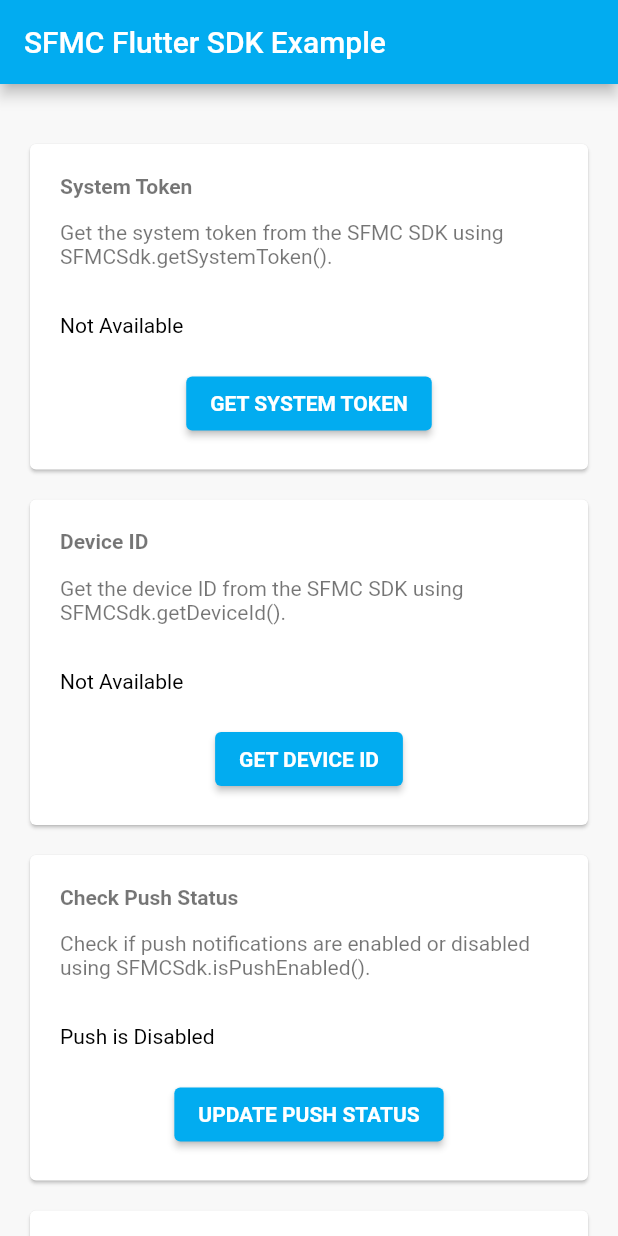
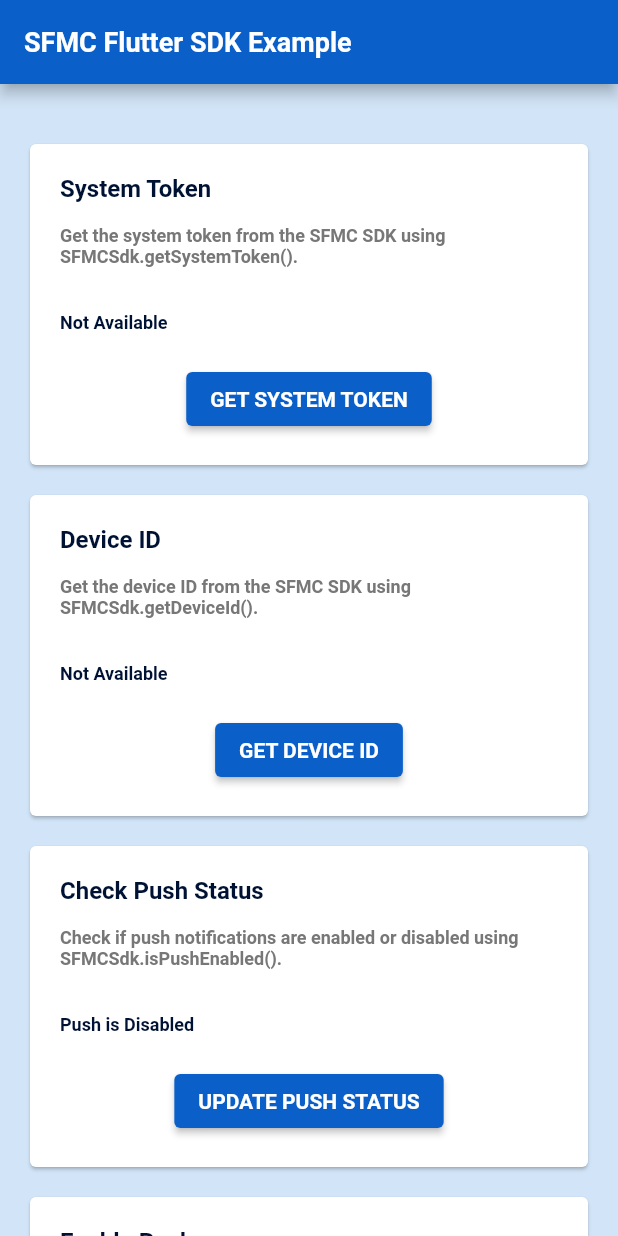
Before and after one commit to salesforce-marketingcloud/sdk-flutter-plugin, a Flutter app: the screen it shows after launch, on a phone screen of 412 x 824 dp. Run offline on Flutter 3.47's test engine with Material 2 defaults, Android fonts, the phone set to English and light mode, and no system bars; our stand-ins replace fluttertoast, plugin_platform_interface.

Commit message:
Fix colors due to flutter upgrade.

```diff
--- a/example/lib/main.dart
+++ b/example/lib/main.dart
@@ -200,7 +200,7 @@ class _MyAppState extends State<MyApp> {
         toastLength: Toast.LENGTH_SHORT,
         gravity: ToastGravity.BOTTOM,
         timeInSecForIosWeb: 1,
-        backgroundColor: Color.fromARGB(249, 0, 0, 0),
+        backgroundColor: const Color.fromARGB(249, 0, 0, 0),
         textColor: Colors.white,
         fontSize: 16.0);
   }
@@ -210,11 +210,18 @@ class _MyAppState extends State<MyApp> {
     return MaterialApp(
       home: Scaffold(
         appBar: AppBar(
-          title: const Text('SFMC Flutter SDK Example'),
-          backgroundColor: const Color.fromARGB(255, 2, 172, 240),
+          title: const Text(
+            'SFMC Flutter SDK Example',
+            style: TextStyle(
+              color: Colors.white,
+              fontWeight: FontWeight.bold,
+              fontSize: 18,
+            ),
+          ),
+          backgroundColor: const Color.fromARGB(255, 11, 95, 200),
         ),
         body: Container(
-          color: const Color(0xFFF8F8F8), // Set background color for ListView
+          color:const Color.fromARGB(255, 210, 229, 248), // Set background color for ListView
           child: ListView(
             padding: const EdgeInsets.fromLTRB(20, 30, 20, 20),
             children: <Widget>[
@@ -397,6 +404,7 @@ class _MyAppState extends State<MyApp> {
     final controller1 = TextEditingController();
     final controller2 = TextEditingController();
     return Card(
+        color: Colors.white,
         margin: const EdgeInsets.fromLTRB(0, 10, 0, 10),
         child: Padding(
             padding: const EdgeInsets.all(20),
@@ -405,22 +413,43 @@ class _MyAppState extends State<MyApp> {
               children: <Widget>[
                 Text(title,
                     style: const TextStyle(
-                        color: Colors.black54, fontWeight: FontWeight.bold)),
+                        color: Color.fromARGB(255, 0, 18, 52),
+                        fontWeight: FontWeight.bold,
+                        fontSize: 16)),
                 Padding(
                     padding: const EdgeInsets.fromLTRB(0, 15, 0, 30),
                     child: Text(description,
-                        style: const TextStyle(color: Colors.black54))),
+                        style: const TextStyle(
+                            color: Color.fromARGB(255, 120, 119, 119),
+                            fontWeight: FontWeight.bold,
+                            fontSize: 12))),
                 TextFormField(
                   controller: controller1,
+                  style: const TextStyle(
+                      color: Color.fromARGB(255, 0, 18, 52),
+                      fontWeight: FontWeight.bold,
+                      fontSize: 12),
                   decoration: const InputDecoration(
                     labelText: 'Enter key',
+                    labelStyle: TextStyle(
+                        color: Color.fromARGB(255, 120, 119, 119),
+                        fontWeight: FontWeight.bold,
+                        fontSize: 12),
                   ),
                 ),
                 if (isTwoInputs)
                   TextFormField(
                     controller: controller2,
+                    style: const TextStyle(
+                        color: Color.fromARGB(255, 0, 18, 52),
+                        fontWeight: FontWeight.bold,
+                        fontSize: 12),
                     decoration: const InputDecoration(
                       labelText: 'Enter value',
+                      labelStyle: TextStyle(
+                          color: Color.fromARGB(255, 120, 119, 119),
+                          fontWeight: FontWeight.bold,
+                          fontSize: 12),
                     ),
                   ),
                 const SizedBox(height: 20),
@@ -434,12 +463,11 @@ class _MyAppState extends State<MyApp> {
                     }
                   },
                   style: ElevatedButton.styleFrom(
-                    // Set the desired background color here(0,158,219)
-                    backgroundColor: const Color.fromARGB(255, 2, 172,
-                        240), // Change this color to your desired color
+                    backgroundColor: const Color.fromARGB(255, 11, 95, 200),
                   ),
                   child: Text(buttonText,
-                      style: const TextStyle(fontWeight: FontWeight.bold)),
+                      style: const TextStyle(
+                          fontWeight: FontWeight.bold, color: Colors.white)),
                 )),
               ],
             )));
@@ -449,6 +477,7 @@ class _MyAppState extends State<MyApp> {
       String buttonText,
       {String content = ''}) {
     return Card(
+        color: Colors.white,
         margin: const EdgeInsets.fromLTRB(0, 10, 0, 10),
         child: Padding(
             padding: const EdgeInsets.all(20),
@@ -457,27 +486,34 @@ class _MyAppState extends State<MyApp> {
               children: <Widget>[
                 Text(title,
                     style: const TextStyle(
-                        color: Colors.black54, fontWeight: FontWeight.bold)),
+                        color: Color.fromARGB(255, 0, 18, 52),
+                        fontWeight: FontWeight.bold,
+                        fontSize: 16)),
                 Padding(
                     padding: const EdgeInsets.fromLTRB(0, 15, 0, 30),
                     child: Text(description,
-                        style: const TextStyle(color: Colors.black54))),
+                        style: const TextStyle(
+                            color: Color.fromARGB(255, 120, 119, 119),
+                            fontWeight: FontWeight.bold,
+                            fontSize: 12))),
                 if (content.isNotEmpty)
                   SelectableText(
                     content,
-                    style: const TextStyle(color: Colors.black),
+                    style: const TextStyle(
+                        color: Color.fromARGB(255, 0, 18, 52),
+                        fontWeight: FontWeight.bold,
+                        fontSize: 12),
                   ),
                 const SizedBox(height: 20),
                 Center(
                   child: ElevatedButton(
                     onPressed: buttonAction,
                     style: ElevatedButton.styleFrom(
-                      // Set the desired background color here(0,158,219)
-                      backgroundColor: const Color.fromARGB(255, 2, 172,
-                          240), // Change this color to your desired color
+                      backgroundColor: const Color.fromARGB(255, 11, 95, 200),
                     ),
                     child: Text(buttonText,
-                        style: const TextStyle(fontWeight: FontWeight.bold)),
+                        style: const TextStyle(
+                            fontWeight: FontWeight.bold, color: Colors.white)),
                   ),
                 ),
               ],
@@ -487,6 +523,7 @@ class _MyAppState extends State<MyApp> {
   Widget buildToggleCard(String title, String description, bool currentValue,
       ValueChanged<bool> onChanged) {
     return Card(
+      color: Colors.white,
       margin: const EdgeInsets.fromLTRB(0, 10, 0, 10),
       child: Padding(
         padding: const EdgeInsets.all(20),
@@ -496,13 +533,18 @@ class _MyAppState extends State<MyApp> {
             Text(
               title,
               style: const TextStyle(
-                  color: Colors.black54, fontWeight: FontWeight.bold),
+                  color: Color.fromARGB(255, 0, 18, 52),
+                  fontWeight: FontWeight.bold,
+                  fontSize: 16),
             ),
             Padding(
               padding: const EdgeInsets.symmetric(vertical: 15),
               child: Text(
                 description,
-                style: const TextStyle(color: Colors.black54),
+                style: const TextStyle(
+                    color: Color.fromARGB(255, 120, 119, 119),
+                    fontWeight: FontWeight.bold,
+                    fontSize: 12),
               ),
             ),
             Row(
@@ -510,9 +552,16 @@ class _MyAppState extends State<MyApp> {
               children: [
                 Text(
                   title,
-                  style: const TextStyle(color: Colors.black),
+                  style: const TextStyle(
+                      color: Color.fromARGB(255, 0, 18, 52),
+                      fontWeight: FontWeight.bold,
+                      fontSize: 14),
                 ),
                 Switch(
+                  activeTrackColor: const Color.fromARGB(255, 11, 95, 200),
+                  inactiveTrackColor: Colors.white,
+                  inactiveThumbColor: const Color.fromARGB(255, 11, 95, 200),
+                  activeColor: Colors.white,
                   value: currentValue,
                   onChanged: onChanged,
                 ),
```
